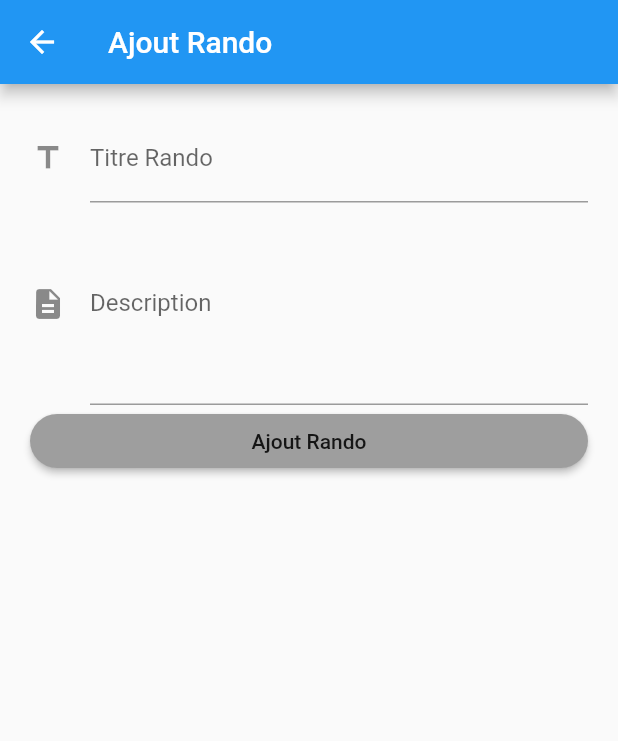
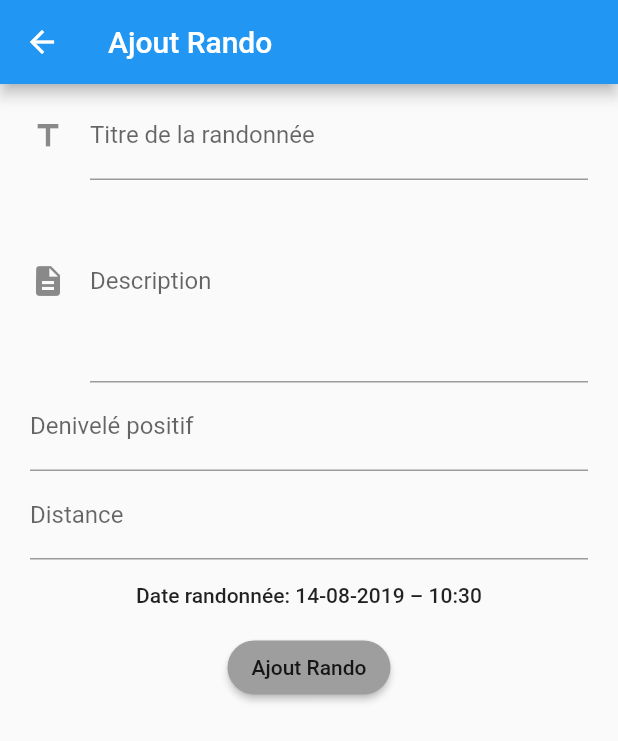
Before and after one commit to Chonli/shared-hike, a Flutter app: the HomePage screen opened directly with empty values, after a tap on the "add" icon, on a phone screen of 412 x 824 dp. Shown: the top 741 px of the screen. Run offline on Flutter 3.47's test engine with Material 2 defaults, Android fonts, the phone set to English and light mode, and no system bars; our stand-ins replace bloc, cloud_firestore, equatable, firebase_auth, flutter_bloc, flutter_datetime_picker and 1 more; accounts and stored records are empty.

Commit message:
Add date, distance and elevation in addHike form

```diff
--- a/lib/firecloud/addhike_bloc/add_hike_bloc.dart
+++ b/lib/firecloud/addhike_bloc/add_hike_bloc.dart
@@ -23,10 +23,18 @@ class AddHikeBloc extends Bloc<AddHikeEvent, AddHikeState> {
   ) {
     final observableStream = events as Observable<AddHikeEvent>;
     final nonDebounceStream = observableStream.where((event) {
-      return (event is! TitleChanged && event is! DescriptionChanged);
+      return (event is! TitleChanged &&
+          event is! DescriptionChanged &&
+          event is! DateChanged &&
+          event is! ElevationChanged &&
+          event is! DistanceChanged);
     });
     final debounceStream = observableStream.where((event) {
-      return (event is TitleChanged || event is DescriptionChanged);
+      return (event is TitleChanged ||
+          event is DescriptionChanged ||
+          event is DateChanged ||
+          event is ElevationChanged ||
+          event is DistanceChanged);
     }).debounceTime(Duration(milliseconds: 300));
     return super.transform(nonDebounceStream.mergeWith([debounceStream]), next);
   }
@@ -39,8 +47,21 @@ class AddHikeBloc extends Bloc<AddHikeEvent, AddHikeState> {
       yield* _mapTitleChangedToState(event.title);
     } else if (event is DescriptionChanged) {
       yield* _mapDescriptionChangedToState(event.description);
+    } else if (event is DateChanged) {
+      yield* _mapDateChangedToState(event.date);
+    } else if (event is DistanceChanged) {
+      yield* _mapDistanceChangedToState(event.distance);
+    } else if (event is ElevationChanged) {
+      yield* _mapElevationChangedToState(event.elevation);
     } else if (event is Submitted) {
-      yield* _mapFormSubmittedToState(event.title, event.description);
+      yield* _mapFormSubmittedToState(
+        event.title,
+        event.description,
+        event.date,
+        event.distance,
+        event.elevation,
+        event.owner,
+      );
     }
   }
 
@@ -57,15 +78,40 @@ class AddHikeBloc extends Bloc<AddHikeEvent, AddHikeState> {
     );
   }
 
+  Stream<AddHikeState> _mapDateChangedToState(DateTime date) async* {
+    yield currentState.update(
+      isDateValid: date.isAfter(DateTime.now()),
+    );
+  }
+
+  Stream<AddHikeState> _mapElevationChangedToState(int elevation) async* {
+    yield currentState.update(
+      isElevationValid: elevation > 0,
+    );
+  }
+
+  Stream<AddHikeState> _mapDistanceChangedToState(int distance) async* {
+    yield currentState.update(
+      isDistanceValid: distance > 0,
+    );
+  }
+
   Stream<AddHikeState> _mapFormSubmittedToState(
-    String title,
-    String description,
-  ) async* {
+      String title,
+      String description,
+      DateTime date,
+      int distance,
+      int elevation,
+      String owner) async* {
     yield AddHikeState.loading();
     try {
       await _cloudRepository.createHike(
         title,
         description,
+        date,
+        distance,
+        elevation,
+        owner,
       );
       yield AddHikeState.success();
     } catch (_) {
--- a/lib/firecloud/addhike_bloc/add_hike_event.dart
+++ b/lib/firecloud/addhike_bloc/add_hike_event.dart
@@ -24,15 +24,52 @@ class DescriptionChanged extends AddHikeEvent {
   String toString() => 'DescriptionChanged { description: $description }';
 }
 
+class DateChanged extends AddHikeEvent {
+  final DateTime date;
+
+  DateChanged({@required this.date}) : super([date]);
+
+  @override
+  String toString() => 'DescriptionChanged { description: $date }';
+}
+
+class DistanceChanged extends AddHikeEvent {
+  final int distance;
+
+  DistanceChanged({@required this.distance}) : super([distance]);
+
+  @override
+  String toString() => 'DescriptionChanged { description: $distance }';
+}
+
+class ElevationChanged extends AddHikeEvent {
+  final int elevation;
+
+  ElevationChanged({@required this.elevation}) : super([elevation]);
+
+  @override
+  String toString() => 'DescriptionChanged { description: $elevation }';
+}
+
 class Submitted extends AddHikeEvent {
   final String title;
   final String description;
+  final DateTime date;
+  final String owner;
+  final int distance;
+  final int elevation;
 
-  Submitted({@required this.title, @required this.description})
-      : super([title, description]);
+  Submitted(
+      {@required this.title,
+      @required this.description,
+      @required this.date,
+      @required this.distance,
+      @required this.elevation,
+      @required this.owner})
+      : super([title, description, date, distance, elevation, owner]);
 
   @override
   String toString() {
-    return 'Submitted { title: $title, description: $description }';
+    return 'Submitted { title: $title, description: $description, date: $date, distance: $distance, elevation: $elevation, user: $owner}';
   }
 }
--- a/lib/firecloud/addhike_bloc/add_hike_state.dart
+++ b/lib/firecloud/addhike_bloc/add_hike_state.dart
@@ -6,6 +6,8 @@ class AddHikeState {
   final bool isDescriptionValid;
   final bool isDateValid;
   final bool isNumberGuestValid;
+  final bool isElevationValid;
+  final bool isDistanceValid;
   final bool isSubmitting;
   final bool isSuccess;
   final bool isFailure;
@@ -17,6 +19,8 @@ class AddHikeState {
     @required this.isDescriptionValid,
     @required this.isDateValid,
     @required this.isNumberGuestValid,
+    this.isElevationValid,
+    this.isDistanceValid,
     @required this.isSubmitting,
     @required this.isSuccess,
     @required this.isFailure,
@@ -28,6 +32,8 @@ class AddHikeState {
       isDescriptionValid: true,
       isDateValid: true,
       isNumberGuestValid: true,
+      isElevationValid: true,
+      isDistanceValid: true,
       isSubmitting: false,
       isSuccess: false,
       isFailure: false,
@@ -40,6 +46,8 @@ class AddHikeState {
       isDescriptionValid: true,
       isDateValid: true,
       isNumberGuestValid: true,
+      isElevationValid: true,
+      isDistanceValid: true,
       isSubmitting: true,
       isSuccess: false,
       isFailure: false,
@@ -52,6 +60,8 @@ class AddHikeState {
       isDescriptionValid: true,
       isDateValid: true,
       isNumberGuestValid: true,
+      isElevationValid: true,
+      isDistanceValid: true,
       isSubmitting: false,
       isSuccess: false,
       isFailure: true,
@@ -64,6 +74,8 @@ class AddHikeState {
       isDescriptionValid: true,
       isDateValid: true,
       isNumberGuestValid: true,
+      isElevationValid: true,
+      isDistanceValid: true,
       isSubmitting: false,
       isSuccess: true,
       isFailure: false,
@@ -75,12 +87,16 @@ class AddHikeState {
     bool isDescriptionValid,
     bool isDateValid,
     bool isNumberGuestValid,
+    bool isElevationValid,
+    bool isDistanceValid,
   }) {
     return copyWith(
       isTitleValid: isTitleValid,
       isDescriptionValid: isDescriptionValid,
       isDateValid: isDateValid,
       isNumberGuestValid: isNumberGuestValid,
+      isElevationValid: isElevationValid,
+      isDistanceValid: isDistanceValid,
       isSubmitting: false,
       isSuccess: false,
       isFailure: false,
@@ -92,7 +108,8 @@ class AddHikeState {
     bool isDescriptionValid,
     bool isDateValid,
     bool isNumberGuestValid,
-    bool isSubmitEnabled,
+    bool isElevationValid,
+    bool isDistanceValid,
     bool isSubmitting,
     bool isSuccess,
     bool isFailure,
@@ -102,6 +119,8 @@ class AddHikeState {
       isDescriptionValid: isDescriptionValid ?? this.isDescriptionValid,
       isDateValid: isDateValid ?? this.isDateValid,
       isNumberGuestValid: isNumberGuestValid ?? this.isNumberGuestValid,
+      isElevationValid: isElevationValid ?? this.isElevationValid,
+      isDistanceValid: isDistanceValid ?? this.isDistanceValid,
       isSubmitting: isSubmitting ?? this.isSubmitting,
       isSuccess: isSuccess ?? this.isSuccess,
       isFailure: isFailure ?? this.isFailure,
@@ -115,6 +134,8 @@ class AddHikeState {
       isDescriptionValid: $isDescriptionValid,
       isDateValid: $isDateValid,
       isNumberGuestValid: $isNumberGuestValid,
+      isElevationValid: $isElevationValid,
+      isDistanceValid: $isDistanceValid,
       isSubmitting: $isSubmitting,
       isSuccess: $isSuccess,
       isFailure: $isFailure,
--- a/lib/main.dart
+++ b/lib/main.dart
@@ -49,7 +49,7 @@ class MyApp extends StatelessWidget {
         home: BlocBuilder<AuthenticationBloc, AuthenticationState>(
         builder: (context, state) {
             return state is AuthenticatedState
-                ? HomePage(cloudRepository: _cloudRepository, user: state.displayName, title: _title)
+                ? HomePage(cloudRepository: _cloudRepository, currentUser: state.displayName, title: _title)
                 : LoginPage(userRepository: _userRepository);
           },
         ),
--- a/lib/ui/add_hike_form.dart
+++ b/lib/ui/add_hike_form.dart
@@ -1,9 +1,18 @@
 import 'package:flutter/material.dart';
 import 'package:flutter_bloc/flutter_bloc.dart';
+import 'package:flutter_datetime_picker/flutter_datetime_picker.dart';
+import 'package:intl/intl.dart';
 import 'package:shared_hike/fireauth/authentication_bloc/bloc.dart';
 import 'package:shared_hike/firecloud/addhike_bloc/bloc.dart';
 
 class AddHikeForm extends StatefulWidget {
+  final String _currentUser;
+
+  AddHikeForm({Key key, @required String currentUser})
+      : assert(currentUser != null),
+        _currentUser = currentUser,
+        super(key: key);
+
   State<AddHikeForm> createState() => _AddHikeFormState();
 }
 
@@ -11,7 +20,13 @@ class _AddHikeFormState extends State<AddHikeForm>
     with SingleTickerProviderStateMixin {
   final TextEditingController _titleController = TextEditingController();
   final TextEditingController _descriptionController = TextEditingController();
+  final TextEditingController _distanceController = TextEditingController();
+  final TextEditingController _elevationController = TextEditingController();
   AddHikeBloc _addHikeBloc;
+  bool isloading = false;
+  DateTime _selectDate;
+
+  String get _currentUser => widget._currentUser;
 
   bool get isPopulated =>
       _titleController.text.isNotEmpty &&
@@ -24,9 +39,12 @@ class _AddHikeFormState extends State<AddHikeForm>
   @override
   void initState() {
     super.initState();
+    _selectDate = DateTime.now();
     _addHikeBloc = BlocProvider.of<AddHikeBloc>(context);
     _titleController.addListener(_onTitleChanged);
     _descriptionController.addListener(_onDescriptionChanged);
+    _distanceController.addListener(_onDistanceChanged);
+    _elevationController.addListener(_onElevationChanged);
   }
 
   @override
@@ -34,14 +52,20 @@ class _AddHikeFormState extends State<AddHikeForm>
     return BlocListener<AddHikeBloc, AddHikeState>(
       listener: (context, state) {
         if (state.isSubmitting) {
-          //TODO display loading
+          setState(() {
+            isloading = true;
+          });
         }
         if (state.isSuccess) {
-          BlocProvider.of<AuthenticationBloc>(context)
-              .dispatch(LoggedInEvent());
+          setState(() {
+            isloading = false;
+          });
           Navigator.of(context).pop();
         }
         if (state.isFailure) {
+          setState(() {
+            isloading = false;
+          });
           Scaffold.of(context)
             ..hideCurrentSnackBar()
             ..showSnackBar(
@@ -58,23 +82,28 @@ class _AddHikeFormState extends State<AddHikeForm>
             );
         }
       },
-      child: BlocBuilder<AddHikeBloc, AddHikeState>(
+      child: isloading
+          ? CircularProgressIndicator()
+          : BlocBuilder<AddHikeBloc, AddHikeState>(
               builder: (context, state) {
                 return Padding(
-            padding: EdgeInsets.all(20),
+                  padding: EdgeInsets.fromLTRB(20, 5, 20, 5),
                   child: Form(
-              child: ListView(
+                    child: Column(
+                      mainAxisAlignment: MainAxisAlignment.start,
                       children: <Widget>[
                         TextFormField(
                           controller: _titleController,
                           decoration: InputDecoration(
                             icon: Icon(Icons.title),
-                      labelText: 'Titre Rando',
+                            labelText: 'Titre de la randonnée',
                           ),
                           autocorrect: true,
                           autovalidate: true,
                           validator: (_) {
-                      return !state.isTitleValid ? 'Titre invalide' : null;
+                            return !state.isTitleValid
+                                ? 'Titre invalide'
+                                : null;
                           },
                         ),
                         TextFormField(
@@ -93,12 +122,60 @@ class _AddHikeFormState extends State<AddHikeForm>
                                 : null;
                           },
                         ),
+                        TextFormField(
+                          controller: _elevationController,
+                          decoration: InputDecoration(
+                            labelText: 'Denivelé positif',
+                          ),
+                          obscureText: false,
+                          autocorrect: false,
+                          autovalidate: true,
+                          keyboardType: TextInputType.numberWithOptions(
+                              signed: false, decimal: false),
+                          validator: (_) {
+                            return !state.isDescriptionValid
+                                ? 'Denivelé invalide'
+                                : null;
+                          },
+                        ),
+                        TextFormField(
+                          controller: _distanceController,
+                          decoration: InputDecoration(
+                            labelText: 'Distance',
+                          ),
+                          obscureText: false,
+                          autocorrect: false,
+                          autovalidate: true,
+                          keyboardType: TextInputType.numberWithOptions(
+                              signed: false, decimal: false),
+                          validator: (_) {
+                            return !state.isDescriptionValid
+                                ? 'Distance invalide'
+                                : null;
+                          },
+                        ),
+                        FlatButton(
+                            onPressed: () {
+                              DatePicker.showDateTimePicker(context,
+                                  showTitleActions: true, onConfirm: (date) {
+                                _onDateChanged(date);
+                              },
+                                  currentTime: DateTime.now(),
+                                  locale: LocaleType.fr);
+                            },
+                            child: Text(
+                              'Date randonnée: ' +
+                                  DateFormat('dd-MM-yyyy – kk:mm')
+                                      .format(_selectDate),
+                            )),
                         RaisedButton(
                             child: Text("Ajout Rando"),
-                      onPressed: () =>
-                          isAddButtonEnabled(state) ? _onFormSubmitted() : null,
-                      color:
-                          isAddButtonEnabled(state) ? Colors.blue : Colors.grey,
+                            onPressed: () => isAddButtonEnabled(state)
+                                ? _onFormSubmitted()
+                                : null,
+                            color: isAddButtonEnabled(state)
+                                ? Colors.blue
+                                : Colors.grey,
                             shape: RoundedRectangleBorder(
                                 borderRadius: new BorderRadius.circular(30.0)))
                       ],
@@ -129,12 +206,36 @@ class _AddHikeFormState extends State<AddHikeForm>
     );
   }
 
+  void _onDateChanged(date) {
+    setState(() {
+      _selectDate = date;
+    });
+    _addHikeBloc.dispatch(
+      DateChanged(date: _selectDate),
+    );
+  }
+
+  void _onElevationChanged() {
+    _addHikeBloc.dispatch(
+      ElevationChanged(elevation: int.parse(_elevationController.text)),
+    );
+  }
+
+  void _onDistanceChanged() {
+    _addHikeBloc.dispatch(
+      DistanceChanged(distance: int.parse(_distanceController.text)),
+    );
+  }
+
   void _onFormSubmitted() {
     _addHikeBloc.dispatch(
       Submitted(
           title: _titleController.text,
           description: _descriptionController.text,
-      ),
+          date: _selectDate,
+          owner: _currentUser,
+          elevation: int.parse(_elevationController.text),
+          distance: int.parse(_distanceController.text)),
     );
   }
 }
--- a/lib/ui/add_hike_page.dart
+++ b/lib/ui/add_hike_page.dart
@@ -6,10 +6,12 @@ import 'package:shared_hike/ui/add_hike_form.dart';
 
 class AddHikePage extends StatelessWidget {
   final CloudRepository _cloudRepository;
+  final String _currentUser;
 
-  AddHikePage({Key key, @required CloudRepository cloudRepository})
+  AddHikePage({Key key, @required CloudRepository cloudRepository, @required String currentUser})
       : assert(cloudRepository != null),
         _cloudRepository = cloudRepository,
+        _currentUser = currentUser,
         super(key: key);
 
   @override
@@ -21,7 +23,7 @@ class AddHikePage extends StatelessWidget {
       body: Center(
         child: BlocProvider<AddHikeBloc>(
           builder: (context) => AddHikeBloc(cloudRepository: _cloudRepository),
-          child: AddHikeForm(),
+          child: AddHikeForm(currentUser: _currentUser),
         ),
       ),
     );
--- a/lib/ui/home_page.dart
+++ b/lib/ui/home_page.dart
@@ -9,10 +9,10 @@ import 'package:shared_hike/db/hike.dart';
 
 class HomePage extends StatelessWidget {
   final String title;
-  final String user;
+  final String currentUser;
   final CloudRepository cloudRepository;
 
-  HomePage({Key key, @required this.cloudRepository, @required this.user, this.title}) : super(key: key);
+  HomePage({Key key, @required this.cloudRepository, @required this.currentUser, this.title}) : super(key: key);
 
   @override
   Widget build(BuildContext context) {
@@ -35,15 +35,22 @@ class HomePage extends StatelessWidget {
           stream: cloudRepository.getHikes(),
           builder: (BuildContext context, AsyncSnapshot<QuerySnapshot> snapshot) {
             if (snapshot.hasError)
-              return new Text('Error: ${snapshot.error}');
+              return Text('Error: ${snapshot.error}');
             switch (snapshot.connectionState) {
-              case ConnectionState.waiting: return new Text('Loading...');
+              case ConnectionState.waiting: return CircularProgressIndicator();
               default:
-                return new ListView(
+                return ListView(
                   children: snapshot.data.documents.map((DocumentSnapshot document) {
-                    return new ListTile(
-                      title: new Text(document['title']),
-                      subtitle: new Text(document['description']),
+                    return ListTile(
+                      title: Text(document['title']),
+                      subtitle: Text(document['description']),
+/*                      leading: CachedNetworkImage(
+                        placeholder: (context, url) => CircularProgressIndicator(),
+                        errorWidget: (context, url, error) => Icon(Icons.error),
+                        imageUrl: hike.image,
+                        cacheManager: DefaultCacheManager(),
+                        height: 55,
+                      ),*/
                       onTap: () {
                         Navigator.push(
                             context,
@@ -63,7 +70,7 @@ class HomePage extends StatelessWidget {
           Navigator.push(
               context,
               MaterialPageRoute(builder: (context) =>
-                  AddHikePage(cloudRepository: cloudRepository,))
+                  AddHikePage(currentUser: currentUser, cloudRepository: cloudRepository,))
           );
         },
         tooltip: 'Ajouter ',
--- a/pubspec.yaml
+++ b/pubspec.yaml
@@ -31,6 +31,7 @@ dependencies:
   flutter_bloc: ^0.20.1
   equatable: ^0.4.0
   intl: ^0.15.8
+  flutter_datetime_picker: ^1.2.6
 
 dev_dependencies:
   flutter_test:
```
Also changed, not shown: lib/firecloud/cloud_repository.dart (+16 -8 lines), pubspec.lock. Lines whose indentation alone changed are shown as unchanged.
